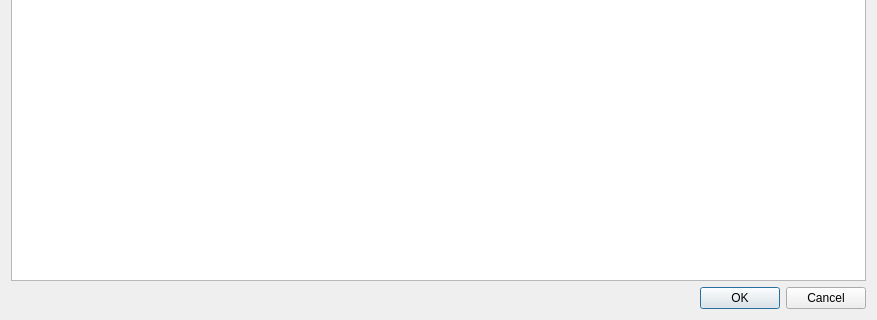
simophin/game-matcher-qt, file src/MemberSelectDialog.ui: the form before one commit; both pictures show x 0 to 877 and y 363 to 683 of the 877 by 683 pixel window.
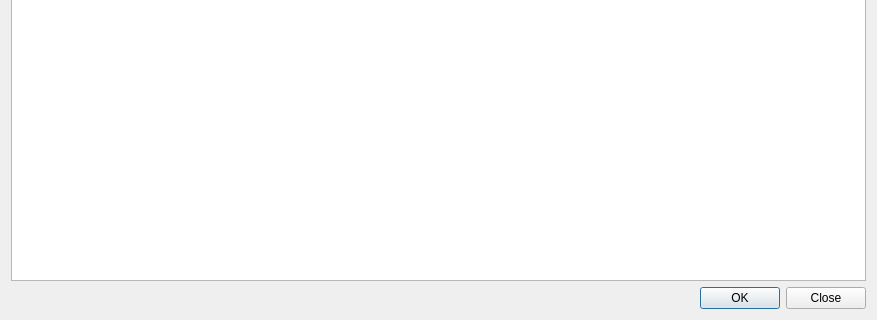
The form after the commit.

The edit to the form file:
```diff
--- a/src/MemberSelectDialog.ui
+++ b/src/MemberSelectDialog.ui
@@ -105,7 +105,7 @@
       <enum>Qt::Horizontal</enum>
      </property>
      <property name="standardButtons">
-      <set>QDialogButtonBox::Cancel|QDialogButtonBox::Ok</set>
+      <set>QDialogButtonBox::Close|QDialogButtonBox::Ok</set>
      </property>
     </widget>
    </item>
```
